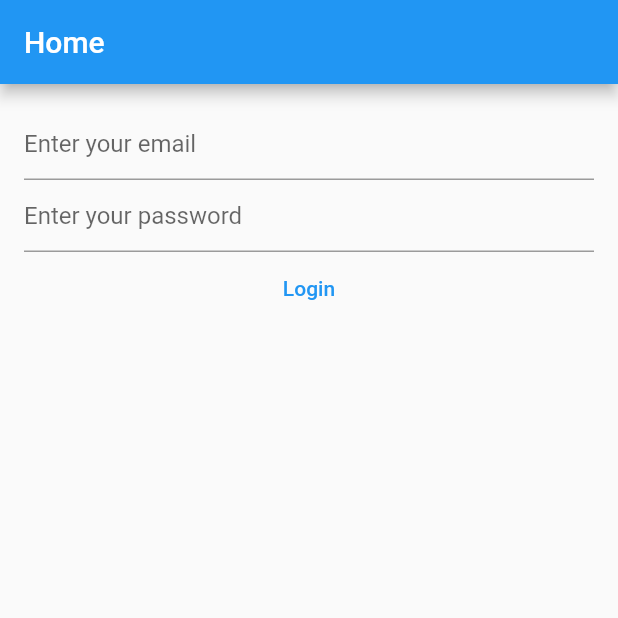
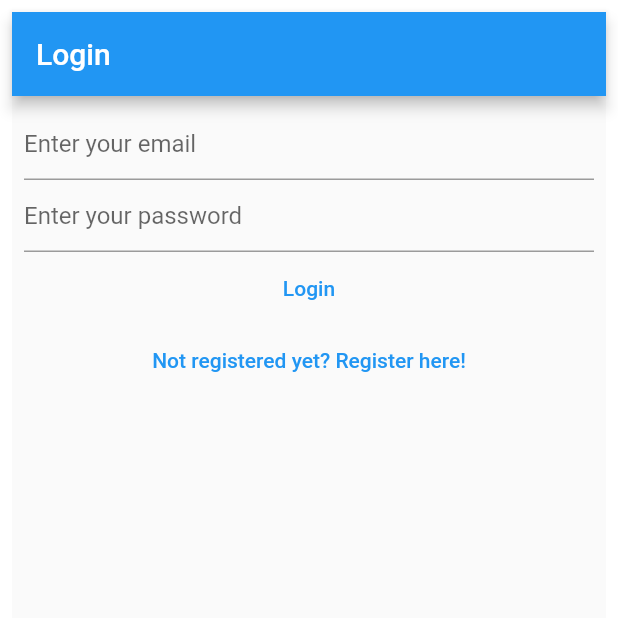
Before and after one commit to kaio-nink/my-notes, a Flutter app: the screen it shows after launch, on a phone screen of 412 x 824 dp, the top half of it. Run offline on Flutter 3.47's test engine with Material 2 defaults, Android fonts, the phone set to English and light mode, and no system bars; our stand-ins replace firebase_auth, firebase_core; accounts and stored records are empty.

Commit message:
Adding link between LoginView and RegisterView and updating VerifyEmailView
Both LoginView and RegisterView have a TextButton that switches from one to another. The VerifyEmailView has been moved to its own file. Also the FutureBuilder for email verification changed: the links have been updated based on the user's emailVerified status.

```diff
--- a/lib/main.dart
+++ b/lib/main.dart
@@ -2,6 +2,8 @@ import 'package:firebase_auth/firebase_auth.dart';
 import 'package:firebase_core/firebase_core.dart';
 import 'package:flutter/material.dart';
 import 'package:mynotes/views/login_view.dart';
+import 'package:mynotes/views/register_view.dart';
+import 'package:mynotes/views/verify_email_view.dart';
 import 'firebase_options.dart';
 
 void main() {
@@ -13,6 +15,10 @@ void main() {
         primarySwatch: Colors.blue,
       ),
       home: const HomePage(),
+      routes: {
+        '/login': (context) => const LoginView(),
+        '/register': (context) => const RegisterView(),
+      },
     ),
   );
 }
@@ -22,11 +28,7 @@ class HomePage extends StatelessWidget {
 
   @override
   Widget build(BuildContext context) {
-    return Scaffold(
-      appBar: AppBar(
-        title: const Text('Home'),
-      ),
-      body: Padding(
+    return Padding(
       padding: const EdgeInsets.all(8.0),
       child: FutureBuilder(
         future: Firebase.initializeApp(
@@ -35,47 +37,22 @@ class HomePage extends StatelessWidget {
         builder: ((context, snapshot) {
           switch (snapshot.connectionState) {
             case ConnectionState.done:
-                // final user = FirebaseAuth.instance.currentUser;
-                // print(user);
-                // if (user?.emailVerified ?? false) {
-                //   print('Verified user.');
-                //   return const Text('Done');
-                // } else {
-                //   print('You need to verify your email.');
-                //   return const VerifyEmailView();
-                // }
+              final user = FirebaseAuth.instance.currentUser;
+              if (user != null) {
+                if (user.emailVerified) {
+                  print('Verified user.');
+                } else {
+                  return const VerifyEmailView();
+                }
+              } else {
                 return const LoginView();
+              }
+              return const Text('Done');
             default:
-                return const Text('Loading...');
+              return const CircularProgressIndicator();
           }
         }),
-        ),
       ),
     );
   }
 }
-
-class VerifyEmailView extends StatefulWidget {
-  const VerifyEmailView({super.key});
-
-  @override
-  State<VerifyEmailView> createState() => _VerifyEmailViewState();
-}
-
-class _VerifyEmailViewState extends State<VerifyEmailView> {
-  @override
-  Widget build(BuildContext context) {
-    return Column(
-      children: [
-        const Text("Please verify your email address:"),
-        TextButton(
-          onPressed: () async {
-            final user = FirebaseAuth.instance.currentUser;
-            await user?.sendEmailVerification();
-          },
-          child: const Text("Send email verification"),
-        ),
-      ],
-    );
-  }
-}
--- a/lib/views/login_view.dart
+++ b/lib/views/login_view.dart
@@ -30,7 +30,9 @@ class _LoginViewState extends State<LoginView> {
 
   @override
   Widget build(BuildContext context) {
-    return Padding(
+    return Scaffold(
+      appBar: AppBar(title: const Text('Login'),),
+      body: Padding(
         padding: const EdgeInsets.all(8.0),
         child: FutureBuilder(
           future: Firebase.initializeApp(
@@ -86,6 +88,15 @@ class _LoginViewState extends State<LoginView> {
                         'Login',
                       ),
                     ),
+                    TextButton(
+                      onPressed: () {
+                        Navigator.of(context).pushNamedAndRemoveUntil(
+                          '/register',
+                          (route) => false,
+                        );
+                      },
+                      child: const Text('Not registered yet? Register here!'),
+                    ),
                   ],
                 );
               default:
@@ -93,6 +104,7 @@ class _LoginViewState extends State<LoginView> {
             }
           }),
         ),
-      );
+      ),
+    );
   }
 }
--- a/lib/views/register_view.dart
+++ b/lib/views/register_view.dart
@@ -30,7 +30,11 @@ class _RegisterViewState extends State<RegisterView> {
 
   @override
   Widget build(BuildContext context) {
-    return Padding(
+    return Scaffold(
+      appBar: AppBar(
+        title: const Text('Register'),
+      ),
+      body: Padding(
         padding: const EdgeInsets.all(8.0),
         child: FutureBuilder(
           future: Firebase.initializeApp(
@@ -71,14 +75,14 @@ class _RegisterViewState extends State<RegisterView> {
                             password: password,
                           );
                           print(userCredential);
-                        } on FirebaseAuthException catch(e){
-                          if (e.code == 'weak-password'){
+                        } on FirebaseAuthException catch (e) {
+                          if (e.code == 'weak-password') {
                             print('Weak password. Enter a valid one.');
                           }
-                          if (e.code == 'email-already-in-use'){
+                          if (e.code == 'email-already-in-use') {
                             print('This email is already in use.');
                           }
-                          if (e.code == 'invalid-email'){
+                          if (e.code == 'invalid-email') {
                             print('This email is invalid.');
                           }
                         }
@@ -87,6 +91,15 @@ class _RegisterViewState extends State<RegisterView> {
                         'Register',
                       ),
                     ),
+                    TextButton(
+                    onPressed: () {
+                      Navigator.of(context).pushNamedAndRemoveUntil(
+                        '/login',
+                        (route) => false,
+                      );
+                    },
+                    child: const Text('Already have an account? Login here!'),
+                  ),
                   ],
                 );
               default:
@@ -94,6 +107,7 @@ class _RegisterViewState extends State<RegisterView> {
             }
           }),
         ),
-      );
+      ),
+    );
   }
 }
```
Also changed, not shown: lib/views/verify_email_view.dart (added, +32 -0 lines). Lines whose indentation alone changed are shown as unchanged.
